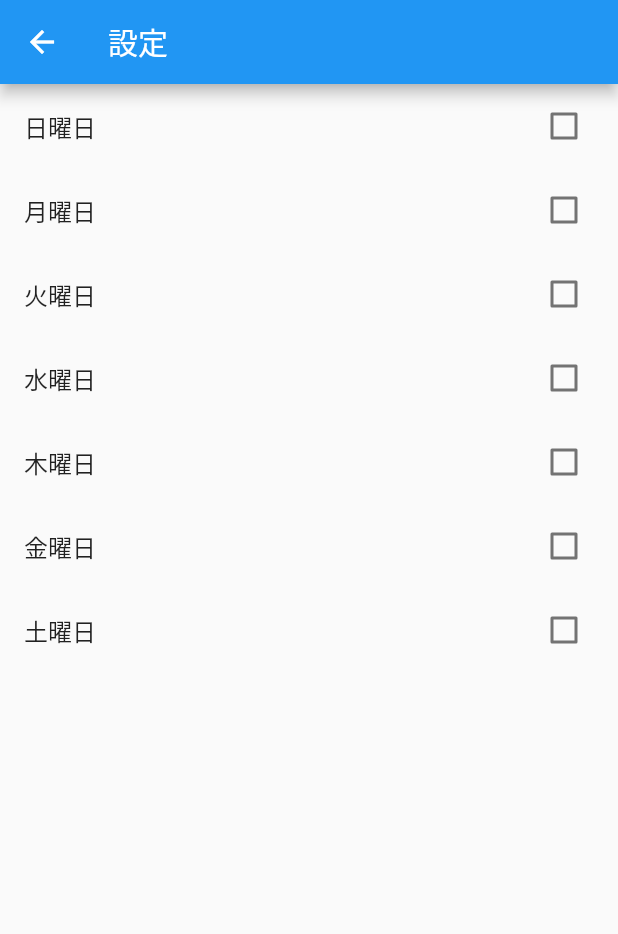
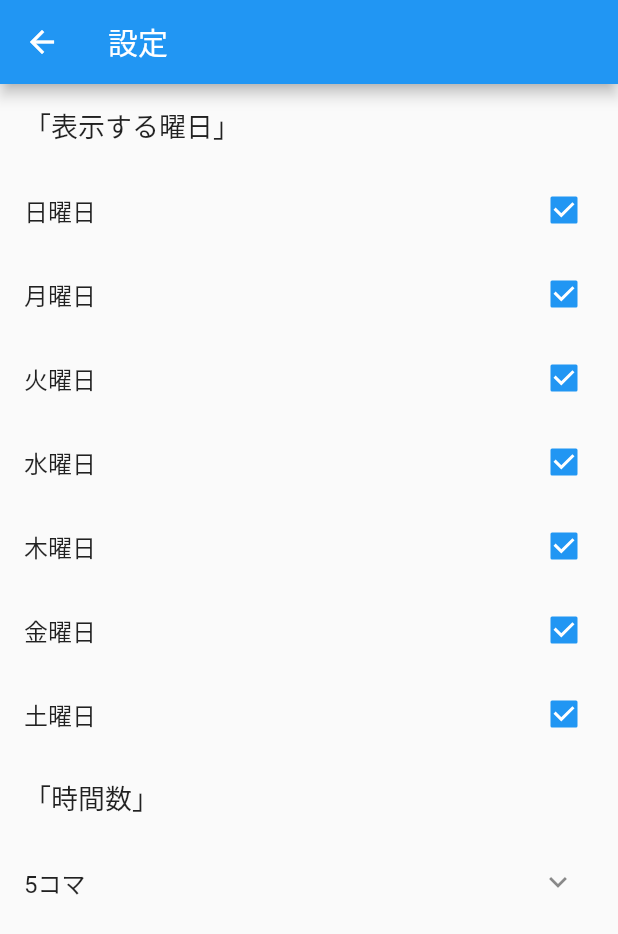
Before and after one commit to shogoemon/flutter_timeTable, a Flutter app: the screen it shows after launch, after a tap on the "settings" icon, on a phone screen of 412 x 824 dp. Shown: the top 934 px of the screen. Run offline on Flutter 3.47's test engine with Material 2 defaults, Android fonts, the phone set to English and light mode, and no system bars; our stand-ins replace shared_preferences, sqflite; accounts and stored records are empty.

Commit message:
設定画面を作成、時間数変更機能の追加

```diff
--- a/lib/main.dart
+++ b/lib/main.dart
@@ -1,6 +1,6 @@
 import 'package:flutter/material.dart';
 import './pages/TimeTable.dart';
-import './pages/EditSubect.dart';
+//import './pages/EditSubect.dart';
 
 void main() => runApp(MyApp());
 
--- a/lib/pages/EditSubect.dart
+++ b/lib/pages/EditSubect.dart
@@ -1,6 +1,7 @@
 import 'package:flutter/material.dart';
 import 'package:shared_preferences/shared_preferences.dart';
 import '../db/Database.dart';
+import './SettingData.dart';
 
 class EditSubjectPage extends StatefulWidget {
   EditSubjectPage(this.week, this.num);
@@ -72,6 +73,8 @@ class _SaveButtonFormState extends State<SaveButtonForm> {
             child: Text('Save'),
             onPressed: () async {
               List<String> subjectInfo = [week, num] + getInputData();
+              SettingData.reloadBool=true;
+              SettingData.changedInfoList=subjectInfo;
               if (checkDataExist()) {
                 TimeTableDB.updateData(
                     week: subjectInfo[0],
--- /dev/null
+++ b/lib/pages/SettingData.dart
@@ -0,0 +1,8 @@
+class SettingData{
+  static List<String> weekNames=['Sun','Mon','Tue','Wed','Thu','Fri','Sat'];
+  static List<String> week = ['日','月', '火', '水', '木', '金', '土'];
+  static List<String> changedInfoList;
+  static List<bool> dispDaysBool=[];
+  static int subjectNum;
+  static bool reloadBool=false;
+}
--- a/lib/pages/Settings.dart
+++ b/lib/pages/Settings.dart
@@ -1,19 +1,16 @@
 import 'package:flutter/material.dart';
 import 'package:shared_preferences/shared_preferences.dart';
+import 'package:flutter/cupertino.dart';
+import './SettingData.dart';
 
 class SettingPage extends StatefulWidget{
   @override
   _SettingPageState createState()=>new _SettingPageState();
-
 }
 
 class _SettingPageState extends State<SettingPage>{
   SharedPreferences prefs;
-  List<String> week = ['日','月', '火', '水', '木', '金', '土'];
-  List<String> weekNames=['Sun','Mon','Tue','Wed','Thu','Fri','Sat'];
-  List<bool> dispDaysBool=[];
   List<Widget> checkBoxForm=[];
-  bool allDaybool=false;
 
   @override
   void initState() {
@@ -23,15 +20,9 @@ class _SettingPageState extends State<SettingPage>{
 
   void setCheckBox()async{
     prefs = await SharedPreferences.getInstance();
-    weekNames.forEach(
-            (dayName){
-              bool dispBool=prefs.getBool(dayName+'dispBool');
-              dispBool=true;
-              dispDaysBool.add(dispBool);
-    });
 
     List<Widget> _checkBoxForm=[];
-    for(var i=0;i<week.length;i++){
+    for(var i=0;i<SettingData.week.length;i++){
       _checkBoxForm.add(checkboxWidget(i));
     }
     setState(() {
@@ -40,16 +31,19 @@ class _SettingPageState extends State<SettingPage>{
   }
 
   Widget checkboxWidget(int dayNum){
-    bool _dispBool=dispDaysBool[dayNum];
+    bool _dispBool=SettingData.dispDaysBool[dayNum];
     return CheckboxListTile(
-      title: Text(week[dayNum]+"曜日"),
-      value: allDaybool,
+      title: Text(SettingData.week[dayNum]+"曜日"),
+      value: _dispBool,
       onChanged: (changedValue)async{
-        prefs.setBool(weekNames[dayNum], changedValue);
+        prefs.setBool(SettingData.weekNames[dayNum], changedValue);
         setState(() {
-          print(changedValue.toString());
-          allDaybool=changedValue;
-          dispDaysBool[dayNum]=changedValue;
+          //print("value:"+changedValue.toString());
+          _dispBool=changedValue;
+          SettingData.dispDaysBool[dayNum]=changedValue;
+          checkBoxForm[dayNum]=checkboxWidget(dayNum);
+          prefs.setBool(SettingData.weekNames[dayNum]+'dispBool',changedValue);
+          SettingData.reloadBool=true;
         });
       },
     );
@@ -62,9 +56,80 @@ class _SettingPageState extends State<SettingPage>{
         title:Text("設定"),
       ),
       body: Column(
-        children: checkBoxForm
+        children: <Widget>[
+          ListTile(
+            title: Text(
+                "「表示する曜日」",
+              style: TextStyle(fontSize: 18.0),
+            ),
+          ),
+          Column(
+              children: checkBoxForm
             //todo:saveButtonの設置、保存処理のあとNavigator.popでtimeTable.dartに曜日のデータを渡す.その後のtimeTable側での画面更新
-      ),
+          ),
+          ListTile(
+            title: Text(
+                "「時間数」",
+              style: TextStyle(fontSize: 18.0),
+            ),
+          ),
+          SubNumForm()
+        ],
+      )
     );
   }
 }
+
+class SubNumForm extends StatefulWidget{
+  @override
+  _SubNumFormState createState()=>new _SubNumFormState();
+}
+
+class _SubNumFormState extends State<SubNumForm>{
+  static List<int> subNumList=[3,4,5,6,7,8,9];
+  int selectedValue=subNumList.indexOf(SettingData.subjectNum);
+
+  @override
+  Widget build(BuildContext context) {
+    List<Widget> subNumTiles=[];
+    subNumList.forEach(
+            (value){
+              subNumTiles.add(
+                  Text(value.toString())
+              );
+            });
+    return ListTile(
+          title: Text(SettingData.subjectNum.toString()+'コマ'),
+          trailing: IconButton(
+              icon: Icon(Icons.expand_more),
+              onPressed: (){
+                showModalBottomSheet(
+                    context: context,
+                    builder: (BuildContext context) {
+                      //changeSubNumLabel();
+                      return       Container(
+                        height: MediaQuery.of(context).size.height / 3,
+                        child: CupertinoPicker(
+                          scrollController: FixedExtentScrollController(
+                              initialItem: subNumList.indexOf(SettingData.subjectNum)
+                          ),
+                          useMagnifier: true,
+                          itemExtent: 30.0,
+                          onSelectedItemChanged: (value){
+                            setState(() {
+                              SettingData.reloadBool=true;
+                              selectedValue=value;
+                              SettingData.subjectNum=subNumList[selectedValue];
+                            });
+                          },
+                          children: subNumTiles,
+                        ),
+                      );
+                    });
+              }),
+          onTap: (){
+            //changeSubNumLabel('');
+          },
+        );
+    }
+}
--- a/lib/pages/TimeTable.dart
+++ b/lib/pages/TimeTable.dart
@@ -2,6 +2,8 @@ import 'package:flutter/material.dart';
 import './EditSubect.dart';
 import '../db/Database.dart';
 import './Settings.dart';
+import 'package:shared_preferences/shared_preferences.dart';
+import './SettingData.dart';
 
 class TimeTablePage extends StatefulWidget {
   TimeTablePage(this.sizes);
@@ -12,6 +14,7 @@ class TimeTablePage extends StatefulWidget {
 
 class _TimeTablePageState extends State<TimeTablePage> {
   _TimeTablePageState(this.sizes);
+  SharedPreferences prefs;
   final sizes;
   List<String> week = ['月', '火', '水', '木', '金', '土'];
   List<TableRow> tableView = [];
@@ -19,7 +22,19 @@ class _TimeTablePageState extends State<TimeTablePage> {
     child: Text('loading...'),
   );
   List<List<Map<String, dynamic>>> cellInfoList;
-  int subjectNum = 7;
+
+  Future<int> loadSettings()async{
+    prefs = await SharedPreferences.getInstance();
+    SettingData.subjectNum=prefs.getInt("subjectNum");
+    SettingData.subjectNum??=5;
+    SettingData.weekNames.forEach(
+            (dayName){
+          bool dispBool=prefs.getBool(dayName+'dispBool');
+          dispBool??=true;
+          SettingData.dispDaysBool.add(dispBool);
+        });
+    return 0;
+  }
 
   @override
   void initState() {
@@ -32,10 +47,11 @@ class _TimeTablePageState extends State<TimeTablePage> {
   Future<bool> loadTimeTable() async {
     await TimeTableDB.connectDB();
     List<Map<String, dynamic>> subjectInfos = await TimeTableDB.getTableData();
+    await loadSettings();
 
     cellInfoList = new List.generate(
         week.length,
-        (i) => List.generate(subjectNum, (j) {
+        (i) => List.generate(SettingData.subjectNum, (j) {
 //            print('i:'+i.toString());
 //            print('j:'+j.toString());
               return {
@@ -48,8 +64,10 @@ class _TimeTablePageState extends State<TimeTablePage> {
             }));
 
     subjectInfos.forEach((subInfo) {
-      cellInfoList[week.indexOf(subInfo['week'])][subInfo['period'] - 1] =
-          subInfo;
+      //todo 最初のデータ取得の際、whereを使ってperiodの値がsubjectNum以下のデータのみを取得に変更する
+      if(subInfo['period'] - 1<SettingData.subjectNum){
+        cellInfoList[week.indexOf(subInfo['week'])][subInfo['period'] - 1] = subInfo;
+      }
     });
     return true;
   }
@@ -63,7 +81,7 @@ class _TimeTablePageState extends State<TimeTablePage> {
     });
     tableList.add(TableRow(children: weekRowList));
     //縦のループ
-    for (var i = 0; i < subjectNum; i++) {
+    for (var i = 0; i < SettingData.subjectNum; i++) {
       weekRowList = [];
       weekRowList.add(numCell(i));
       //横のループ
@@ -101,20 +119,21 @@ class _TimeTablePageState extends State<TimeTablePage> {
                 .push(MaterialPageRoute(
                     builder: (context) =>
                         EditSubjectPage(today, (num + 1).toString())))
-                .then((changedInfoList) {
-              if (changedInfoList != null) {
-                cellInfoList[week.indexOf(changedInfoList[0])]
-                [int.parse(changedInfoList[1]) - 1] = {
-                  'week': changedInfoList[0],
-                  'period': changedInfoList[1],
-                  'subject': changedInfoList[2],
-                  'teacher': changedInfoList[3],
-                  'room': changedInfoList[4]
+                .then((value) {
+              // todo 画面更新後にsubjectNumのデータの保存、subjectNumと表示曜日を変更した際でSettngDataのboolを分ける？
+              if (SettingData.reloadBool) {
+                cellInfoList[week.indexOf(SettingData.changedInfoList[0])]
+                [int.parse(SettingData.changedInfoList[1]) - 1] = {
+                  'week': SettingData.changedInfoList[0],
+                  'period': SettingData.changedInfoList[1],
+                  'subject': SettingData.changedInfoList[2],
+                  'teacher': SettingData.changedInfoList[3],
+                  'room': SettingData.changedInfoList[4]
                 };
                 setState(() {
                   setCell();
-                  print(week.indexOf(changedInfoList[0]));
                 });
+                SettingData.reloadBool=false;
               }
             });
           },
@@ -212,11 +231,16 @@ class _TimeTablePageState extends State<TimeTablePage> {
                     .push(MaterialPageRoute(
                     builder: (context) =>
                         SettingPage()))
-                    .then((changedInfoList) {
-                  if (changedInfoList != null) {
-//                    setState(() {
-//                      setCell();
-//                    });
+                    .then((value) {
+//                  print(SettingData.reloadBool.toString());
+                  if (SettingData.reloadBool) {
+                    prefs.setInt('subjectNum', SettingData.subjectNum);
+                    loadTimeTable().then((res) {
+                      setState(() {
+                        setCell();
+                      });
+                    });
+                    SettingData.reloadBool=false;
                   }
                 });
               },
```
Also changed, not shown: lib/db/Database.dart (line endings or trailing spaces).
